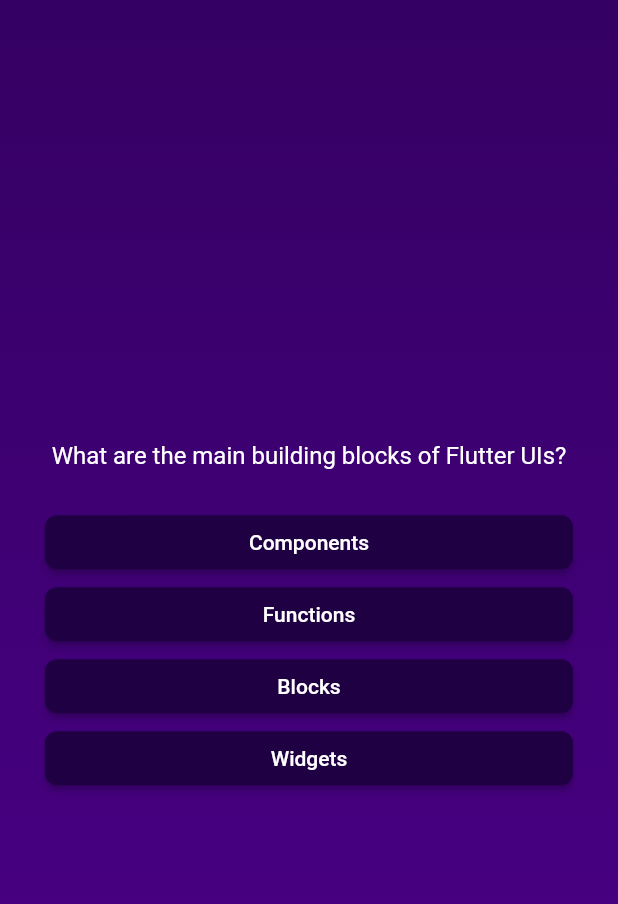
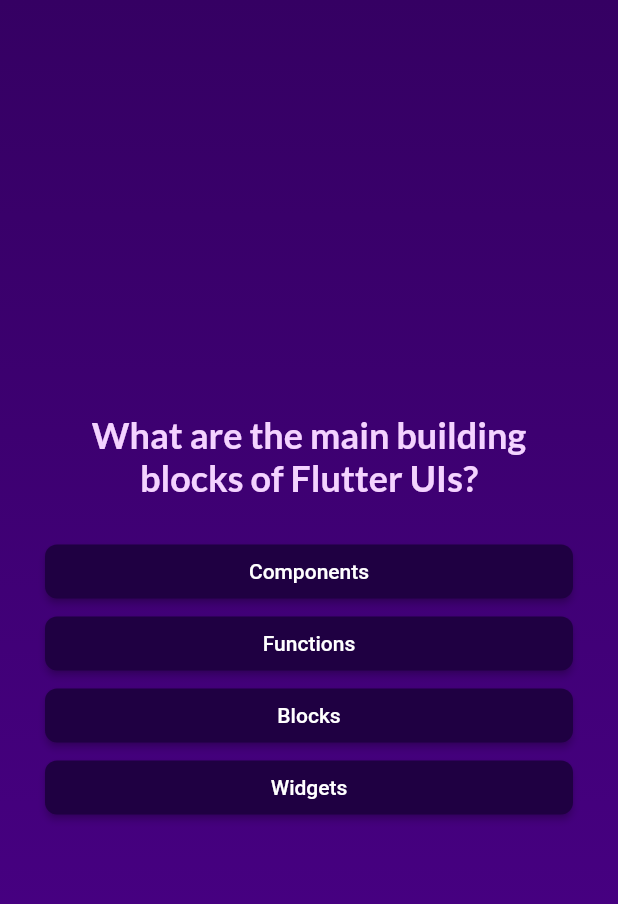
Before and after one commit to NdersCode/app_002, a Flutter app: the screen it shows after launch, after a tap on "Start quiz", on a phone screen of 412 x 824 dp. Shown: the top 904 px of the screen. Run offline on Flutter 3.47's test engine with Material 2 defaults, Android fonts, the phone set to English and light mode, and no system bars; our stand-ins replace google_fonts.

Commit message:
Latest Commit

```diff
--- a/lib/answer_button.dart
+++ b/lib/answer_button.dart
@@ -22,7 +22,10 @@
           borderRadius: BorderRadius.circular(8),
         ),
       ),
-      child: Text(answerText),
+      child: Text(
+        answerText,
+        textAlign: TextAlign.center,
+      ),
     );
   }
 }
--- a/lib/questions_screen.dart
+++ b/lib/questions_screen.dart
@@ -1,6 +1,7 @@
 import 'package:app_002/answer_button.dart';
 import 'package:app_002/data/questions.dart';
 import 'package:flutter/material.dart';
+import 'package:google_fonts/google_fonts.dart';
 
 class QuestionsScreen extends StatefulWidget {
   const QuestionsScreen({super.key});
@@ -12,9 +13,17 @@
 }
 
 class _QuestionsScreenState extends State<QuestionsScreen> {
+  var currentQuestionIndex = 0;
+
+  void answerQuestion() {
+    setState(() {
+      currentQuestionIndex++;
+    });
+  }
+
   @override
   Widget build(context) {
-    final currentQuestion = questions[0];
+    final currentQuestion = questions[currentQuestionIndex];
     return SizedBox(
       width: double.infinity,
       child: Container(
@@ -25,9 +34,10 @@
           children: [
             Text(
               currentQuestion.text,
-              style: const TextStyle(
-                color: Colors.white,
-                fontSize: 16,
+              style: GoogleFonts.lato(
+                color: const Color.fromARGB(255, 244, 211, 255),
+                fontSize: 24,
+                fontWeight: FontWeight.bold,
               ),
               textAlign: TextAlign.center,
             ),
@@ -36,7 +46,7 @@
               (answers) {
                 return AnswerButton(
                   answerText: answers,
-                  onTap: () {},
+                  onTap: answerQuestion,
                 );
               },
             ),
--- a/lib/start_screen.dart
+++ b/lib/start_screen.dart
@@ -1,4 +1,5 @@
 import 'package:flutter/material.dart';
+import 'package:google_fonts/google_fonts.dart';
 
 class StartScreen extends StatelessWidget {
   const StartScreen(this.startQuiz, {super.key});
@@ -18,11 +19,11 @@
           const SizedBox(
             height: 50,
           ),
-          const Text(
+          Text(
             'Learn Flutter the Fun Way!',
-            style: TextStyle(
+            style: GoogleFonts.lato(
               fontSize: 24,
-              color: Color.fromARGB(255, 255, 255, 255),
+              color: const Color.fromARGB(255, 255, 255, 255),
             ),
           ),
           const SizedBox(
--- a/pubspec.yaml
+++ b/pubspec.yaml
@@ -35,6 +35,7 @@
   # The following adds the Cupertino Icons font to your application.
   # Use with the CupertinoIcons class for iOS style icons.
   cupertino_icons: ^1.0.2
+  google_fonts: ^5.0.0
 
 dev_dependencies:
   flutter_test:
```
Also changed, not shown: pubspec.lock, 7 other files.
